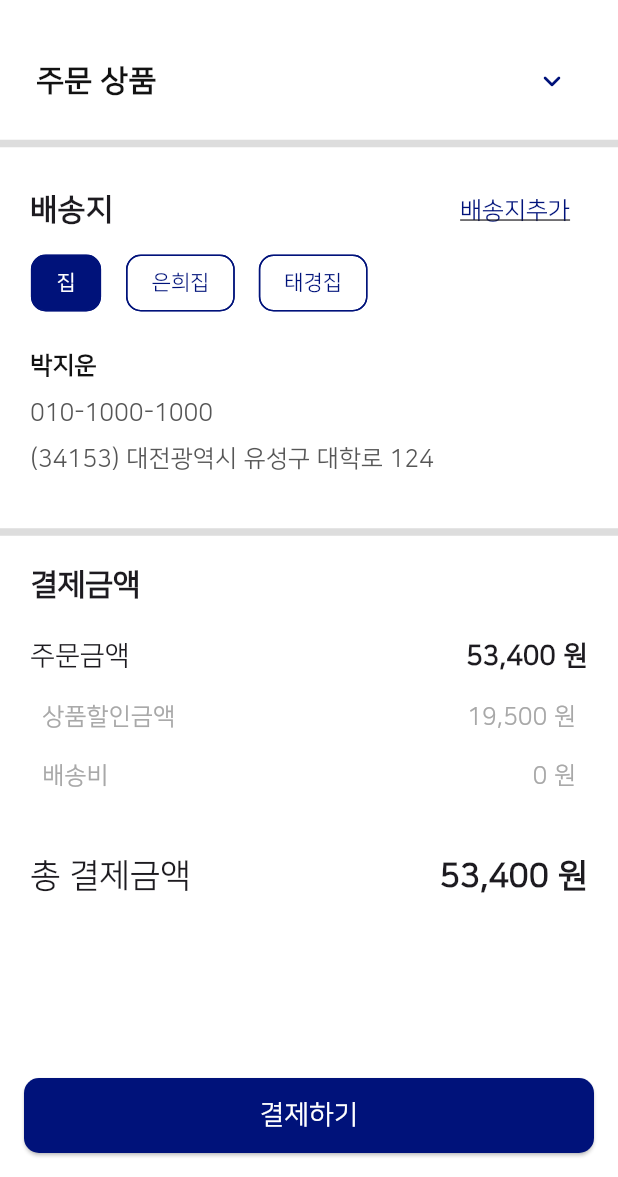
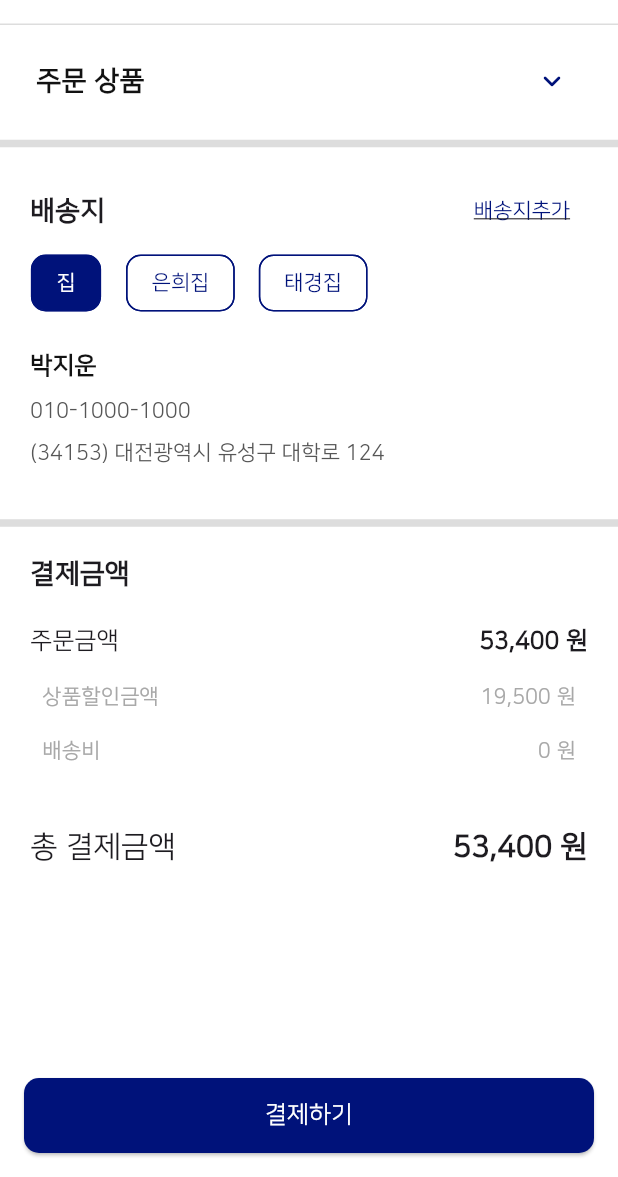
Before and after one commit to pedada6684/STA-D, a Flutter app: the OrderScreen screen opened directly, on a phone screen of 412 x 824 dp, the part 59-1236 px from its top. Run offline on Flutter 3.47's test engine with Material 3 defaults, Android fonts, the phone set to English and light mode, and no system bars; our stand-ins replace dio, firebase_auth, firebase_core, flutter_carousel_widget, flutter_dotenv, flutter_secure_storage and 2 more; missing offline and left inert: jwt_decode, qr_code_scanner, remedi_kopo; accounts and stored records are empty; network calls fail.

Commit message:
feat: 주문 내역 페이지 연결

```diff
--- a/stad/lib/main.dart
+++ b/stad/lib/main.dart
@@ -1,5 +1,5 @@
+import 'package:firebase_core/firebase_core.dart';
 import 'package:flutter/material.dart';
-import 'package:firebase_core/firebase_core.dart';
 import 'package:flutter_dotenv/flutter_dotenv.dart';
 import 'package:provider/provider.dart';
 import 'package:stad/constant/animated_indexed_stack.dart';
@@ -7,8 +7,8 @@ import 'package:stad/firebase_options.dart';
 import 'package:stad/providers/user_provider.dart';
 import 'package:stad/screen/cart/cart_screen.dart';
 import 'package:stad/screen/home/home_screen.dart';
-import 'package:stad/screen/myStad/myStad_screen.dart';
 
+import 'screen/myStad/myStad_screen.dart';
 import 'widget/bottom_bar.dart';
 
 Future<void> main() async {
--- a/stad/lib/screen/myStad/mycontents_screen.dart
+++ b/stad/lib/screen/myStad/stad/mycontents_screen.dart
@@ -21,6 +21,7 @@ class _MyContentsScreenState extends State<MyContentsScreen> {
   @override
   Widget build(BuildContext context) {
     return Scaffold(
+      backgroundColor: mainWhite,
       appBar: CustomAppBar(
         title: '내가 본 콘텐츠',
         showBackButton: true,
--- a/stad/lib/screen/order/order_screen.dart
+++ b/stad/lib/screen/order/order_screen.dart
@@ -72,7 +72,7 @@ class _OrderScreenState extends State<OrderScreen> {
                   Text(
                     '결제금액',
                     style: TextStyle(
-                      fontSize: 20.0,
+                      fontSize: 18.0,
                       fontWeight: FontWeight.bold,
                     ),
                   ),
@@ -82,12 +82,12 @@ class _OrderScreenState extends State<OrderScreen> {
                     children: [
                       Text(
                         '주문금액',
-                        style: TextStyle(fontSize: 18.0),
+                        style: TextStyle(fontSize: 16.0),
                       ),
                       Text(
                         '53,400 원', // 예시 금액
                         style: TextStyle(
-                            fontSize: 18.0, fontWeight: FontWeight.bold),
+                            fontSize: 16.0, fontWeight: FontWeight.bold),
                       ),
                     ],
                   ),
@@ -99,11 +99,11 @@ class _OrderScreenState extends State<OrderScreen> {
                       children: [
                         Text(
                           '상품할인금액',
-                          style: TextStyle(fontSize: 16.0, color: midGray),
+                          style: TextStyle(fontSize: 14.0, color: midGray),
                         ),
                         Text(
                           '19,500 원', // 예시 금액
-                          style: TextStyle(fontSize: 16.0, color: midGray),
+                          style: TextStyle(fontSize: 14.0, color: midGray),
                         ),
                       ],
                     ),
@@ -116,11 +116,11 @@ class _OrderScreenState extends State<OrderScreen> {
                       children: [
                         Text(
                           '배송비',
-                          style: TextStyle(fontSize: 16.0, color: midGray),
+                          style: TextStyle(fontSize: 14.0, color: midGray),
                         ),
                         Text(
                           '0 원', // 예시 금액
-                          style: TextStyle(fontSize: 16.0, color: midGray),
+                          style: TextStyle(fontSize: 14.0, color: midGray),
                         ),
                       ],
                     ),
@@ -134,12 +134,12 @@ class _OrderScreenState extends State<OrderScreen> {
                       Text(
                         '총 결제금액',
                         style: TextStyle(
-                            fontSize: 22.0, fontWeight: FontWeight.w500),
+                            fontSize: 20.0, fontWeight: FontWeight.w500),
                       ),
                       Text(
                         '53,400 원', // 예시 금액
                         style: TextStyle(
-                            fontSize: 22.0, fontWeight: FontWeight.bold),
+                            fontSize: 20.0, fontWeight: FontWeight.bold),
                       ),
                     ],
                   ),
@@ -179,7 +179,7 @@ class _OrderScreenState extends State<OrderScreen> {
               children: [
                 const Text(
                   '배송지',
-                  style: TextStyle(fontSize: 20.0, fontWeight: FontWeight.bold),
+                  style: TextStyle(fontSize: 18.0, fontWeight: FontWeight.bold),
                 ),
                 TextButton(
                   onPressed: () {
@@ -194,7 +194,7 @@ class _OrderScreenState extends State<OrderScreen> {
                     style: TextStyle(
                         decoration: TextDecoration.underline,
                         color: mainNavy,
-                        fontSize: 16.0),
+                        fontSize: 14.0),
                   ),
                 ),
               ],
@@ -229,7 +229,7 @@ class _OrderScreenState extends State<OrderScreen> {
         Text(
           selectedDeliveryAddress!.phone,
           style: const TextStyle(
-            fontSize: 16.0,
+            fontSize: 14.0,
             color: darkGray,
           ),
         ),
@@ -237,7 +237,7 @@ class _OrderScreenState extends State<OrderScreen> {
         Text(
           selectedDeliveryAddress!.location,
           style: const TextStyle(
-            fontSize: 16.0,
+            fontSize: 14.0,
             color: darkGray,
           ),
         ),
@@ -257,7 +257,7 @@ class _OrderScreenState extends State<OrderScreen> {
               style: const TextStyle(
                   color: mainBlack,
                   fontWeight: FontWeight.bold,
-                  fontSize: 20.0),
+                  fontSize: 18.0),
             ),
             trailing: Icon(
               isExpanded
--- a/stad/lib/widget/app_bar.dart
+++ b/stad/lib/widget/app_bar.dart
@@ -21,6 +21,7 @@ class CustomAppBar extends StatelessWidget implements PreferredSizeWidget {
   Widget build(BuildContext context) {
     return AppBar(
       scrolledUnderElevation: 0,
+      shape: Border(bottom: BorderSide(color: mainGray)),
       leading: showBackButton
           ? IconButton(
               icon: Icon(Icons.arrow_back_ios_new_rounded),
--- a/stad/lib/widget/button.dart
+++ b/stad/lib/widget/button.dart
@@ -32,7 +32,7 @@ class CustomElevatedButton extends StatelessWidget {
         padding: const EdgeInsets.symmetric(horizontal: 16.0, vertical: 8.0),
         child: Text(
           text,
-          style: TextStyle(fontSize: 18.0),
+          style: TextStyle(fontSize: 16.0),
         ),
       ),
     );
--- a/stad/lib/widget/quantity_changer.dart
+++ b/stad/lib/widget/quantity_changer.dart
@@ -37,7 +37,7 @@ class _QuantityChangerState extends State<QuantityChanger> {
               Text(
                 '민형이가 좋아하는 딸기',
                 style: TextStyle(
-                  fontSize: 18,
+                  fontSize: 16,
                   fontWeight: FontWeight.bold,
                 ),
               ),
@@ -71,7 +71,7 @@ class _QuantityChangerState extends State<QuantityChanger> {
                       padding: const EdgeInsets.all(4.0),
                       child: Text(
                         '$quantity',
-                        style: TextStyle(fontSize: 18.0),
+                        style: TextStyle(fontSize: 16.0),
                       ),
                     ),
                     _buildCounterButton(Icons.add, increment),
```
Also changed, not shown: stad/lib/screen/myStad/myStad_screen.dart (+21 -11 lines), stad/lib/screen/myStad/mycommercial_screen.dart (deleted, +0 -58 lines), stad/lib/screen/myStad/shop/myorder_scren.dart (added, +139 -0 lines), stad/lib/screen/myStad/stad/mycommercial_screen.dart (added, +70 -0 lines).
